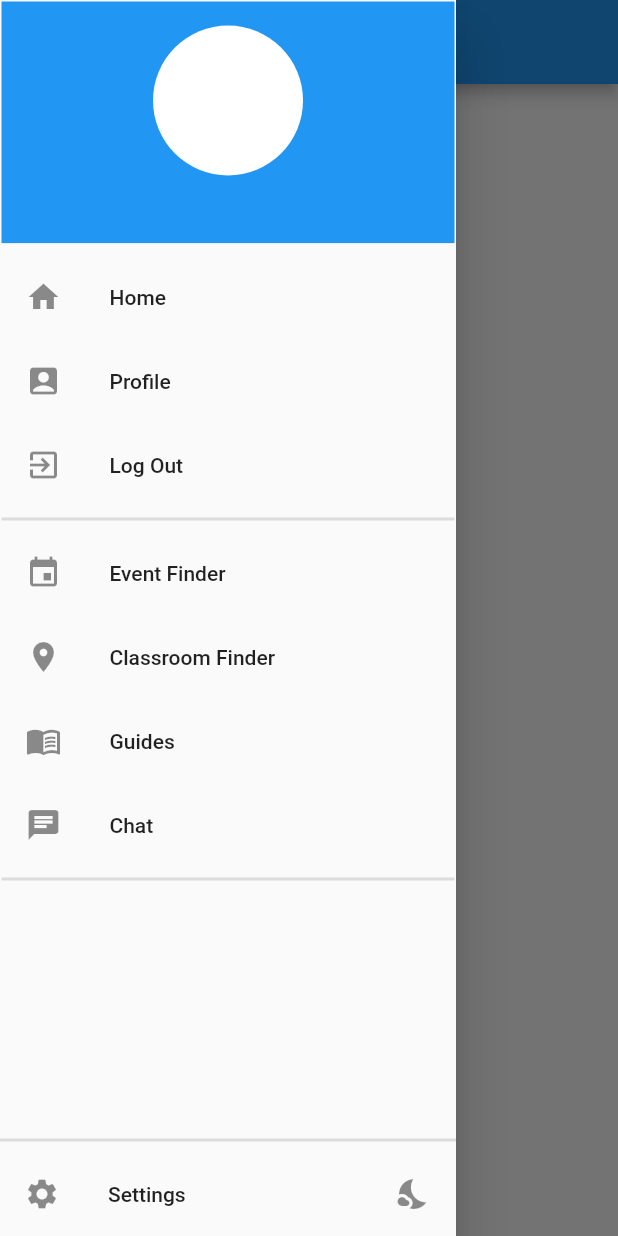
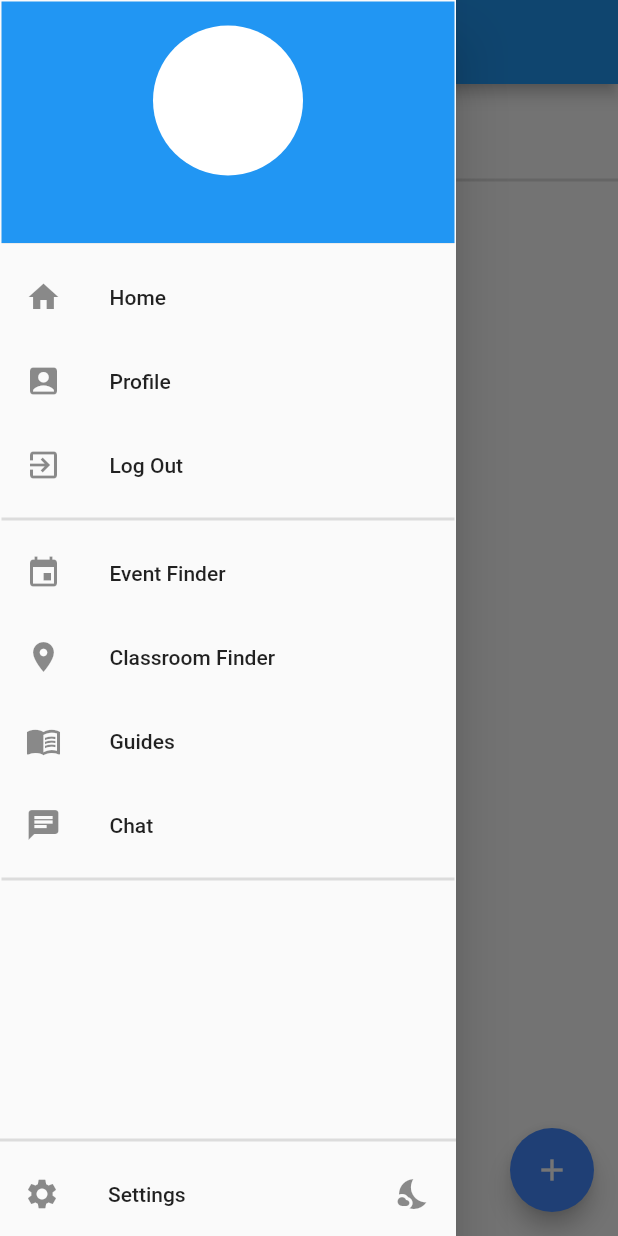
Before and after one commit to Kab332/OTU-Companion-Application, a Flutter app: the ChatPage screen opened by its route, with the side drawer open, on a phone screen of 412 x 824 dp. Run offline on Flutter 3.47's test engine with Material 2 defaults, Android fonts, the phone set to English and light mode, and no system bars; our stand-ins replace cached_network_image, cloud_firestore, firebase_auth, firebase_core, flutter_local_notifications, sqflite and 1 more; missing offline and left inert: searchable_dropdown; accounts and stored records are empty.

Commit message:
Added Chat Views

```diff
--- a/otu_companion/lib/res/routes/routes.dart
+++ b/otu_companion/lib/res/routes/routes.dart
@@ -14,6 +14,8 @@ import 'package:otu_companion/src/services/authentication/login_page.dart';
 import 'package:otu_companion/src/services/authentication/views/login_checker_page.dart';
 import 'package:otu_companion/src/services/authentication/views/sign_up_page.dart';
 import 'package:otu_companion/src/chat/chat_main.dart';
+import 'package:otu_companion/src/chat/views/addFriendPage.dart';
+import 'package:otu_companion/src/chat/views/messagePage.dart';
 
 class Routes {
   // Login
@@ -39,8 +41,10 @@ class Routes {
   static const changeProfileInfoPage = "/changeProfileInfoPage";
   static const linkProfilePage = "/linkProfilePage";
 
-  //
+  // Chat
   static const chatMain = "/chatMain";
+  static const chatAddFriend = "/chatAddFriend";
+  static const messagePage = "/messagePage";
 
   // Others
 
@@ -106,7 +110,15 @@ class Routes {
       case chatMain:
         return MaterialPageRoute(
             builder: (BuildContext context) =>
-                ChatPage(title: "Messaging"));
+                ChatPage(title: "Friends"));
+      case chatAddFriend:
+        return MaterialPageRoute(
+            builder: (BuildContext context) =>
+                AddFriendPage(title: "Add Friend"));
+      case messagePage:
+        return MaterialPageRoute(
+            builder: (BuildContext context) =>
+                MessagePage(title: "Friend"));
     }
 
     return null;
--- a/otu_companion/lib/src/chat/chat_main.dart
+++ b/otu_companion/lib/src/chat/chat_main.dart
@@ -1,6 +1,8 @@
 import 'package:flutter/cupertino.dart';
 import 'package:flutter/material.dart';
 import 'package:otu_companion/src/navigation_views/main_side_drawer.dart';
+import 'package:otu_companion/src/services/firebase_database_service.dart';
+import 'package:otu_companion/res/routes/routes.dart';
 
 class ChatPage extends StatefulWidget {
   ChatPage({Key key, this.title}) : super(key: key);
@@ -20,8 +22,39 @@ class _ChatPageState extends State<ChatPage>
         title: Text(widget.title),
       ),
       body: Container(
+        child: Column(
+          children: <Widget>[
+            _buildGlobalChatRoom(context),
+            Divider(
+              thickness: 2,
+            ),
+          ],
+        ),
+      ),
+      floatingActionButton: FloatingActionButton(
+        child: Icon(Icons.add),
+        onPressed: (){
+          Navigator.pushNamed(context, Routes.chatAddFriend).whenComplete((){
+            setState(() {
 
+            });
+          });
+        },
       ),
     );
   }
+
+  Widget _buildGlobalChatRoom(BuildContext context)
+  {
+    return ListTile(
+      title: Text('Global Chat'),
+      leading: CircleAvatar(
+        child: Text("G"),
+      ),
+      onTap: ()
+      {
+
+      },
+    );
+  }
 }
--- a/otu_companion/lib/src/services/firebase_database_service.dart
+++ b/otu_companion/lib/src/services/firebase_database_service.dart
@@ -24,7 +24,6 @@ class FirebaseDatabaseService
   static Future<bool> createNewUserProfile
   ({
     String id,
-    String imageURL,
     String name,
   }) async
   {
@@ -40,4 +39,24 @@ class FirebaseDatabaseService
     }
     return true;
   }
+
+  static Future<bool> updateUserProfile
+      ({
+    String id,
+    String imageURL = "",
+    String name,
+  }) async
+  {
+    try {
+      await _db.collection('profiles').doc(id).set({
+        "id": id,
+        "imageURL": imageURL,
+        "name": name,
+      });
+    } on FirebaseException catch(e)
+    {
+      return false;
+    }
+    return true;
+  }
 }
```
Also changed, not shown: otu_companion/lib/src/chat/model/chat_model.dart (added, +26 -0 lines), otu_companion/lib/src/chat/views/addFriendPage.dart (added, +27 -0 lines), otu_companion/lib/src/chat/views/messagePage.dart (added, +27 -0 lines).
